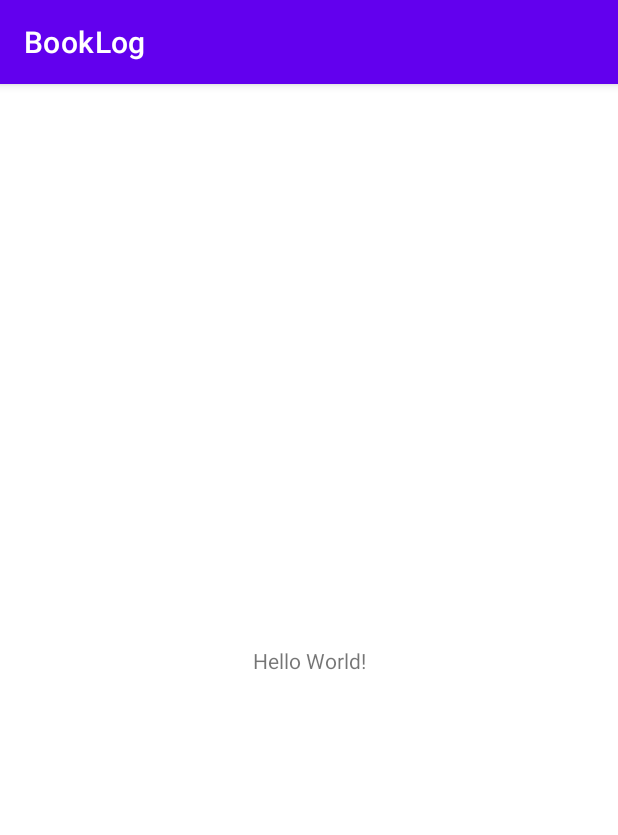
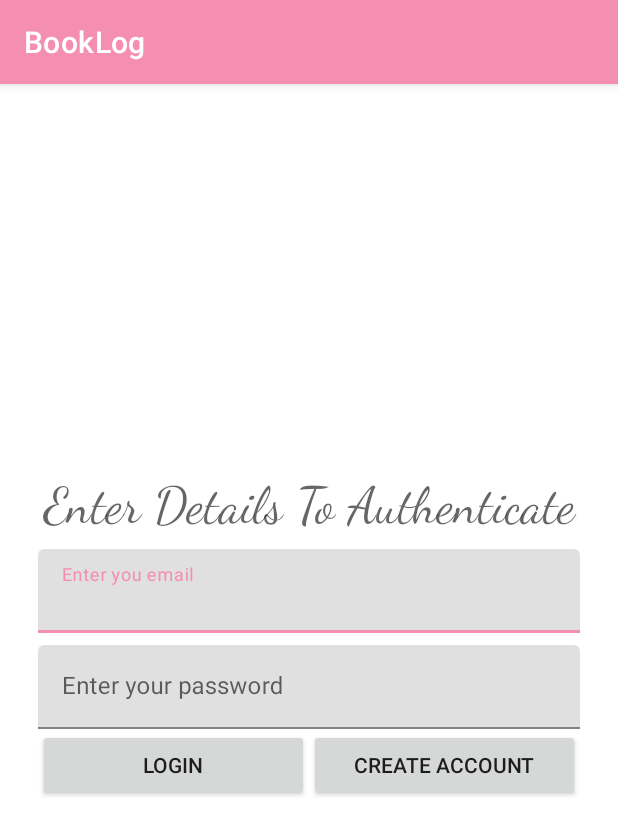
Before and after one commit to hennasingh/BookLog, an Android app: the screen it shows after launch (MainActivity before the commit, LoginActivity after it), on a phone screen of 412 x 824 dp. Shown: the top 835 px of the screen. Run offline under Robolectric (Android 15) with nearby library versions, the phone set to English and light mode, and no system bars; our stand-ins replace Timber; libraries missing offline, so code that uses them is left out: io.realm, io.realm.mongodb.

Commit message:
Added Login UI and logic details and booklogapp to connect app to cloud app

```diff
--- a/app/src/main/AndroidManifest.xml
+++ b/app/src/main/AndroidManifest.xml
@@ -10,7 +10,7 @@
         android:supportsRtl="true"
         android:theme="@style/Theme.BookLog">
         <activity
-            android:name=".MainActivity"
+            android:name=".LoginActivity"
             android:exported="true">
             <intent-filter>
                 <action android:name="android.intent.action.MAIN" />
--- a/app/src/main/java/com/geek/booklog/MainActivity.kt
+++ /dev/null
@@ -1,11 +0,0 @@
-package com.geek.booklog
-
-import androidx.appcompat.app.AppCompatActivity
-import android.os.Bundle
-
-class MainActivity : AppCompatActivity() {
-    override fun onCreate(savedInstanceState: Bundle?) {
-        super.onCreate(savedInstanceState)
-        setContentView(R.layout.activity_main)
-    }
-}
--- /dev/null
+++ b/app/src/main/res/layout/activity_login.xml
@@ -0,0 +1,94 @@
+<?xml version="1.0" encoding="utf-8"?>
+<androidx.constraintlayout.widget.ConstraintLayout
+    xmlns:android="http://schemas.android.com/apk/res/android"
+    xmlns:app="http://schemas.android.com/apk/res-auto"
+    xmlns:tools="http://schemas.android.com/tools"
+    android:layout_width="match_parent"
+    android:layout_height="match_parent"
+    tools:context=".LoginActivity">
+
+    <androidx.constraintlayout.widget.ConstraintLayout
+        android:id="@+id/authLayout"
+        android:layout_width="0dp"
+        android:layout_height="wrap_content"
+        app:layout_constraintBottom_toBottomOf="parent"
+        app:layout_constraintEnd_toEndOf="parent"
+        android:layout_marginBottom="40dp"
+        app:layout_constraintStart_toStartOf="parent"
+        app:layout_constraintTop_toTopOf="parent">
+
+        <TextView
+            android:id="@+id/label"
+            android:layout_width="0dp"
+            android:layout_height="wrap_content"
+            android:layout_marginTop="10dp"
+            android:fontFamily="cursive"
+            android:gravity="center_horizontal"
+            android:text="@string/header"
+            android:textAppearance="@style/TextAppearance.AppCompat.Display1"
+            app:layout_constraintEnd_toEndOf="@id/authLayout"
+            app:layout_constraintStart_toStartOf="@id/authLayout"
+            app:layout_constraintTop_toTopOf="@id/authLayout" />
+
+        <com.google.android.material.textfield.TextInputLayout
+            android:id="@+id/email_layout"
+            android:layout_width="match_parent"
+            android:layout_height="wrap_content"
+            android:layout_marginStart="25dp"
+            android:layout_marginTop="8dp"
+            android:layout_marginEnd="25dp"
+            android:layout_marginBottom="8dp"
+            app:layout_constraintEnd_toEndOf="parent"
+            app:layout_constraintStart_toStartOf="parent"
+            app:layout_constraintTop_toBottomOf="@id/label">
+
+            <EditText
+                android:id="@+id/username"
+                android:layout_width="match_parent"
+                android:layout_height="wrap_content"
+                android:hint="@string/email"
+                android:inputType="text" />
+        </com.google.android.material.textfield.TextInputLayout>
+
+        <com.google.android.material.textfield.TextInputLayout
+            android:id="@+id/password_layout"
+            android:layout_width="match_parent"
+            android:layout_height="wrap_content"
+            android:layout_marginStart="25dp"
+            android:layout_marginTop="8dp"
+            android:layout_marginEnd="25dp"
+            android:layout_marginBottom="8dp"
+            app:layout_constraintEnd_toEndOf="@id/authLayout"
+            app:layout_constraintStart_toStartOf="@id/authLayout"
+            app:layout_constraintTop_toBottomOf="@id/email_layout">
+
+            <EditText
+                android:id="@+id/password"
+                android:layout_width="match_parent"
+                android:layout_height="wrap_content"
+                android:hint="@string/password"
+                android:inputType="textPassword" />
+        </com.google.android.material.textfield.TextInputLayout>
+
+        <androidx.appcompat.widget.AppCompatButton
+            android:id="@+id/button_login"
+            android:layout_width="0dp"
+            android:layout_height="wrap_content"
+            android:layout_marginStart="25dp"
+            android:text="@string/login"
+            app:layout_constraintEnd_toStartOf="@id/button_create"
+            app:layout_constraintStart_toStartOf="@id/authLayout"
+            app:layout_constraintTop_toBottomOf="@id/password_layout" />
+
+        <androidx.appcompat.widget.AppCompatButton
+            android:id="@+id/button_create"
+            android:layout_width="0dp"
+            android:layout_height="wrap_content"
+            android:layout_marginEnd="25dp"
+            android:text="@string/create_account"
+            app:layout_constraintEnd_toEndOf="@id/authLayout"
+            app:layout_constraintStart_toEndOf="@id/button_login"
+            app:layout_constraintTop_toBottomOf="@id/password_layout" />
+    </androidx.constraintlayout.widget.ConstraintLayout>
+
+</androidx.constraintlayout.widget.ConstraintLayout>
--- a/app/src/main/res/layout/activity_main.xml
+++ /dev/null
@@ -1,18 +0,0 @@
-<?xml version="1.0" encoding="utf-8"?>
-<androidx.constraintlayout.widget.ConstraintLayout xmlns:android="http://schemas.android.com/apk/res/android"
-    xmlns:app="http://schemas.android.com/apk/res-auto"
-    xmlns:tools="http://schemas.android.com/tools"
-    android:layout_width="match_parent"
-    android:layout_height="match_parent"
-    tools:context=".MainActivity">
-
-    <TextView
-        android:layout_width="wrap_content"
-        android:layout_height="wrap_content"
-        android:text="Hello World!"
-        app:layout_constraintBottom_toBottomOf="parent"
-        app:layout_constraintLeft_toLeftOf="parent"
-        app:layout_constraintRight_toRightOf="parent"
-        app:layout_constraintTop_toTopOf="parent" />
-
-</androidx.constraintlayout.widget.ConstraintLayout>
--- a/app/src/main/res/values/colors.xml
+++ b/app/src/main/res/values/colors.xml
@@ -1,8 +1,8 @@
 <?xml version="1.0" encoding="utf-8"?>
 <resources>
-    <color name="purple_200">#FFBB86FC</color>
-    <color name="purple_500">#FF6200EE</color>
-    <color name="purple_700">#FF3700B3</color>
+    <color name="purple_200">#ffc1e3</color>
+    <color name="purple_500">#f48fb1</color>
+    <color name="purple_700">#bf5f82</color>
     <color name="teal_200">#FF03DAC5</color>
     <color name="teal_700">#FF018786</color>
     <color name="black">#FF000000</color>
--- a/app/src/main/res/values/strings.xml
+++ b/app/src/main/res/values/strings.xml
@@ -1,3 +1,8 @@
 <resources>
     <string name="app_name">BookLog</string>
+    <string name="header">Enter Details To Authenticate</string>
+    <string name="email">Enter you email</string>
+    <string name="password">Enter your password</string>
+    <string name="login">Login</string>
+    <string name="create_account">Create Account</string>
 </resources>
```
Also changed, not shown: app/build.gradle (+10 -6 lines), app/src/main/java/com/geek/booklog/BookLogApp.kt (added, +26 -0 lines), app/src/main/java/com/geek/booklog/LoginActivity.kt (added, +88 -0 lines).
